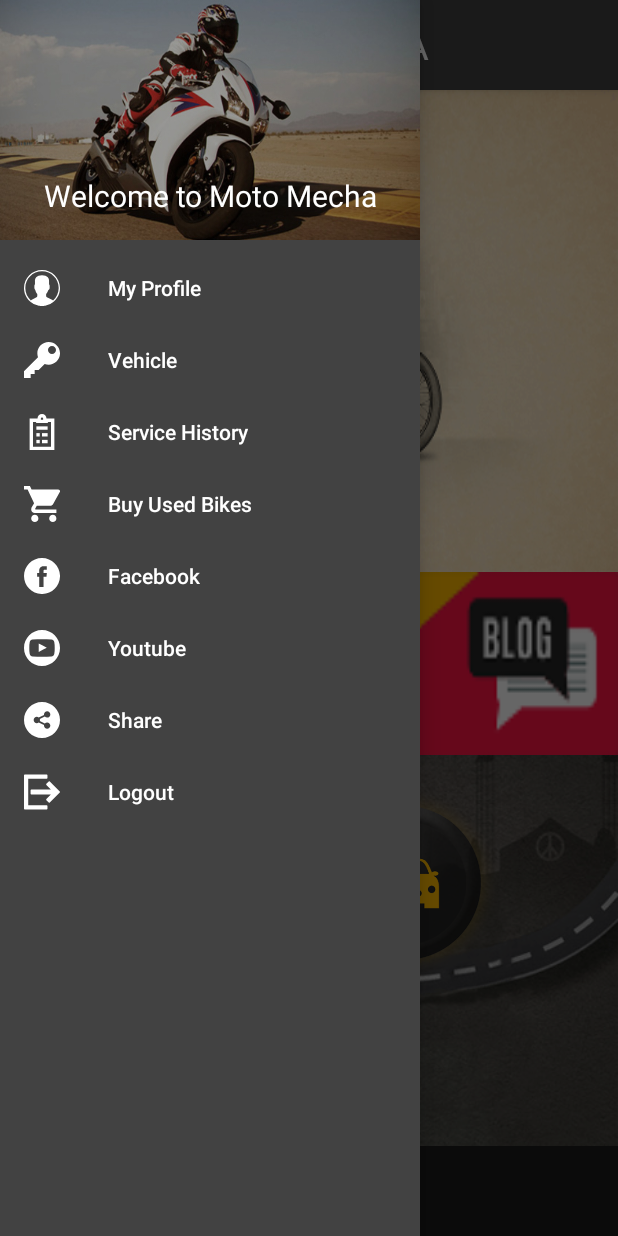
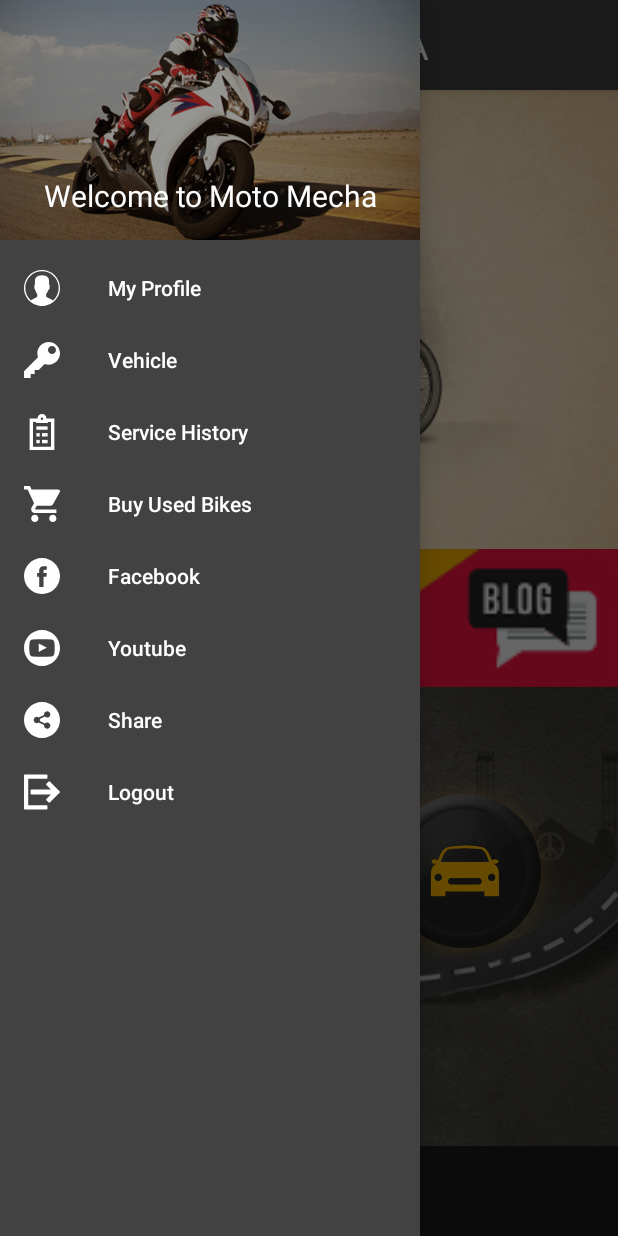
Before and after one commit to vignesh2514/Mmecha, an Android app: the fragment HomeFragment placed in its activity, with the side drawer open, on a phone screen of 412 x 824 dp. Run offline under Robolectric (Android 15) with nearby library versions, the phone set to English and light mode, and no system bars; libraries missing offline, so code that uses them is left out: com.roughike.bottombar; 5 statements that could not run were skipped.

Commit message:
Initial commit

```diff
--- a/app/src/debug/res/values/google_maps_api.xml
+++ b/app/src/debug/res/values/google_maps_api.xml
@@ -21,6 +21,6 @@
     string in this file.
     -->
     <string name="google_maps_key" templateMergeStrategy="preserve" translatable="false">
-        AIzaSyCRe82Ofy_z3z2mg_rlDuLfN0Gk6vFtOsk
+        AIzaSyDKljDAgJ0vl5LsF8g648gZXm_TR8fWFgY
     </string>
 </resources>
--- a/app/src/main/java/com/motomecha/app/HomeFragment.java
+++ b/app/src/main/java/com/motomecha/app/HomeFragment.java
@@ -95,7 +95,7 @@
             public void onClick(View v) {
                 Intent intent = new Intent(getActivity(), GlobalWebPage.class);
                 intent.putExtra("title1","OUR BLOG");
-                intent.putExtra("wburl", "http://motomecha.com/contact-us.html");
+                intent.putExtra("wburl", "http://blog.motomecha.com/");
                 startActivity(intent);
             }
         });
--- a/app/src/main/res/layout/activity_bike_map.xml
+++ b/app/src/main/res/layout/activity_bike_map.xml
@@ -24,7 +24,7 @@
                 android:id="@+id/text_view_toolb"
                 android:layout_centerInParent="true"
                 android:textScaleX="1.2"
-                android:textAllCaps="true"
+
                 android:layout_width="wrap_content"
                 android:layout_height="wrap_content"
                 android:gravity="center_horizontal"
--- a/app/src/main/res/layout/activity_brand_select.xml
+++ b/app/src/main/res/layout/activity_brand_select.xml
@@ -24,7 +24,7 @@
                 android:id="@+id/text_view_toolb"
                 android:layout_centerInParent="true"
                 android:textScaleX="1.2"
-                android:textAllCaps="true"
+
                 android:layout_width="wrap_content"
                 android:layout_height="wrap_content"
                 android:gravity="center_horizontal"
--- a/app/src/main/res/layout/activity_car_service_modes.xml
+++ b/app/src/main/res/layout/activity_car_service_modes.xml
@@ -25,7 +25,7 @@
                 android:id="@+id/text_view_toolb"
                 android:layout_centerInParent="true"
                 android:textScaleX="1.2"
-                android:textAllCaps="true"
+
                 android:layout_width="wrap_content"
                 android:layout_height="wrap_content"
                 android:gravity="center_horizontal"
--- a/app/src/main/res/layout/activity_confirm_booking.xml
+++ b/app/src/main/res/layout/activity_confirm_booking.xml
@@ -23,7 +23,7 @@
                 android:id="@+id/text_view_toolb"
                 android:layout_centerInParent="true"
                 android:textScaleX="1.2"
-                android:textAllCaps="true"
+
                 android:layout_width="wrap_content"
                 android:layout_height="wrap_content"
                 android:gravity="center_horizontal"
--- a/app/src/main/res/layout/activity_global_web_page.xml
+++ b/app/src/main/res/layout/activity_global_web_page.xml
@@ -24,7 +24,6 @@
                 android:id="@+id/text_view_toolb"
                 android:layout_centerInParent="true"
                 android:textScaleX="1.2"
-                android:textAllCaps="true"
 
                 android:layout_width="wrap_content"
                 android:layout_height="wrap_content"
--- a/app/src/main/res/layout/activity_last_page.xml
+++ b/app/src/main/res/layout/activity_last_page.xml
@@ -24,7 +24,6 @@
                 android:id="@+id/text_view_toolb"
                 android:layout_centerInParent="true"
                 android:textScaleX="1.2"
-                android:textAllCaps="true"
 
                 android:layout_width="wrap_content"
                 android:layout_height="wrap_content"
--- a/app/src/main/res/layout/activity_model_select.xml
+++ b/app/src/main/res/layout/activity_model_select.xml
@@ -25,8 +25,6 @@
                 android:id="@+id/text_view_toolb"
                 android:layout_centerInParent="true"
                 android:textScaleX="1.2"
-                android:textAllCaps="true"
-
                 android:layout_width="wrap_content"
                 android:layout_height="wrap_content"
                 android:gravity="center_horizontal"
--- a/app/src/main/res/layout/activity_my_vechicle.xml
+++ b/app/src/main/res/layout/activity_my_vechicle.xml
@@ -24,7 +24,7 @@
                 android:id="@+id/text_view_toolb"
                 android:layout_centerInParent="true"
                 android:textScaleX="1.2"
-                android:textAllCaps="true"
+
                 android:layout_width="wrap_content"
                 android:layout_height="wrap_content"
                 android:gravity="center_horizontal"
--- a/app/src/main/res/layout/activity_offer_page.xml
+++ b/app/src/main/res/layout/activity_offer_page.xml
@@ -25,7 +25,7 @@
                 android:id="@+id/text_view_toolb"
                 android:layout_centerInParent="true"
                 android:textScaleX="1.2"
-                android:textAllCaps="true"
+
                 android:layout_width="wrap_content"
                 android:layout_height="wrap_content"
                 android:gravity="center_horizontal"
--- a/app/src/main/res/layout/activity_pick_service.xml
+++ b/app/src/main/res/layout/activity_pick_service.xml
@@ -28,7 +28,7 @@
                 android:gravity="center_horizontal"
                 android:textSize="22sp"
                 android:textScaleX="1.2"
-                android:textAllCaps="true"
+
 
                 />
 
--- a/app/src/main/res/layout/activity_plate__regiestration.xml
+++ b/app/src/main/res/layout/activity_plate__regiestration.xml
@@ -28,7 +28,7 @@
                 android:layout_height="wrap_content"
                 android:gravity="center_horizontal"
                 android:textSize="22sp"
-                android:textAllCaps="true"
+
 
                 />
 
--- a/app/src/main/res/layout/activity_service_history.xml
+++ b/app/src/main/res/layout/activity_service_history.xml
@@ -25,7 +25,6 @@
                 android:id="@+id/text_view_toolb"
                 android:layout_centerInParent="true"
                 android:textScaleX="1.2"
-                android:textAllCaps="true"
                 android:layout_width="wrap_content"
                 android:layout_height="wrap_content"
                 android:gravity="center_horizontal"
--- a/app/src/main/res/layout/content_basic.xml
+++ b/app/src/main/res/layout/content_basic.xml
@@ -3,7 +3,7 @@
     xmlns:app="http://schemas.android.com/apk/res-auto"
     android:layout_width="match_parent"
     android:orientation="vertical"
-    android:weightSum="4"
+    android:weightSum="3"
     android:layout_height="match_parent"
     app:layout_behavior="@string/appbar_scrolling_view_behavior"
    >
@@ -14,11 +14,11 @@
         android:src="@drawable/homebanner"
         android:id="@+id/webView"
         android:scaleType="fitXY"
-        android:layout_weight="1.5"
+        android:layout_weight="1"
          />
 <LinearLayout
     android:layout_width="match_parent"
-    android:layout_weight="1"
+    android:layout_weight=".5"
 android:orientation="horizontal"
     android:weightSum="2"
     android:layout_height="wrap_content">
@@ -50,7 +50,8 @@
         android:layout_width="match_parent"
         android:layout_height="wrap_content"
         android:gravity="center"
-        android:layout_weight=".5"
+        android:layout_weight="1"
+        android:weightSum="2"
         android:orientation="horizontal"
 
        >
@@ -60,15 +61,17 @@
             android:id="@+id/imageButton2"
             android:layout_width="wrap_content"
             android:background="?attr/selectableItemBackground"
-            android:scaleType="fitXY"
+
+            android:layout_weight="1"
             android:layout_height="wrap_content"
             app:srcCompat="@drawable/bike_new"
              />
         <ImageButton
             android:id="@+id/imageButton3"
             android:background="?attr/selectableItemBackground"
-            android:scaleType="fitXY"
+
             android:layout_width="wrap_content"
+            android:layout_weight="1"
             android:layout_height="wrap_content"
             app:srcCompat="@drawable/car_new"
              />
--- a/app/src/main/res/values/colors.xml
+++ b/app/src/main/res/values/colors.xml
@@ -5,7 +5,7 @@
     <color name="colorAccent">#ffba00</color>
     <color name="Yellowlight">#ffffcb</color>
     <color name="white">#FFFFFF</color>
-    <color name="transparent_primary">#7c000000</color>
+    <color name="transparent_primary">#40000000</color>
     <color name="colorRed">#ff1545</color>
     <!-- dots inactive colors -->
     <color name="dot_dark_screen1">#01ddcb</color>
```
